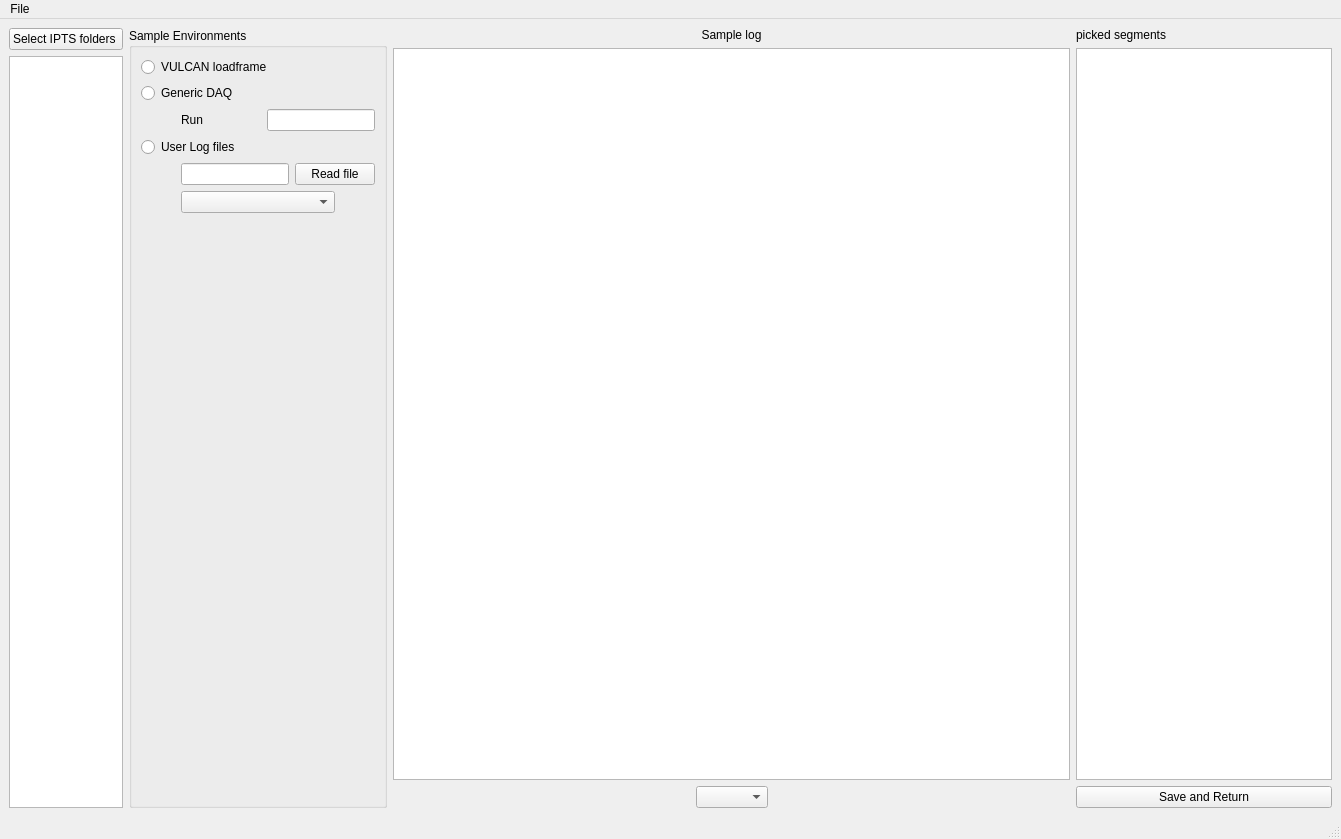
Before: the Qt Designer form src/ui/VdriveLogPicker.ui in neutrons/PyVDrive, drawn with Qt 5.
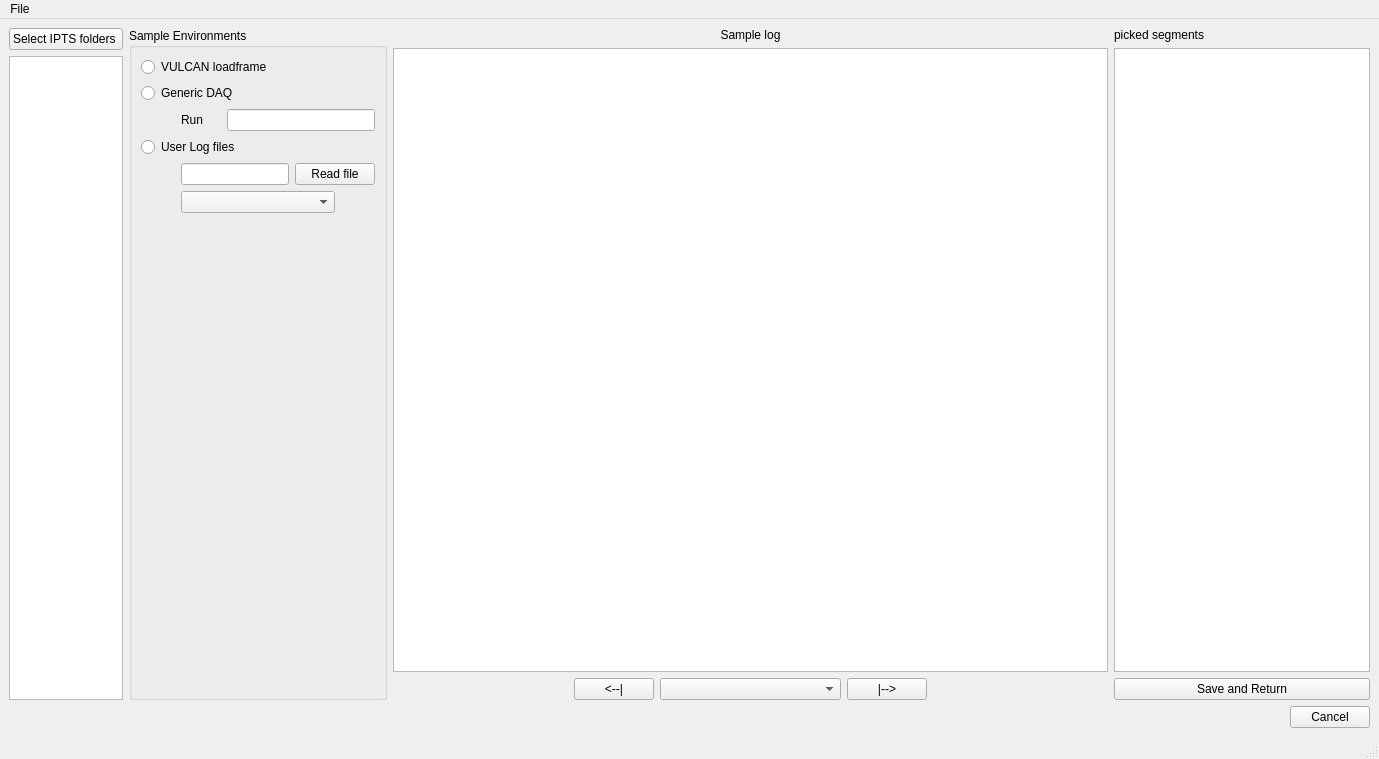
After: the same form once the commit is applied. Custom widgets are drawn as their Qt base class.

```diff
--- a/src/ui/VdriveLogPicker.ui
+++ b/src/ui/VdriveLogPicker.ui
@@ -6,8 +6,8 @@
    <rect>
     <x>0</x>
     <y>0</y>
-    <width>1341</width>
-    <height>839</height>
+    <width>1379</width>
+    <height>759</height>
    </rect>
   </property>
   <property name="windowTitle">
@@ -80,7 +80,7 @@
                 <enum>Qt::Horizontal</enum>
                </property>
                <property name="sizeType">
-                <enum>QSizePolicy::Minimum</enum>
+                <enum>QSizePolicy::Fixed</enum>
                </property>
                <property name="sizeHint" stdset="0">
                 <size>
@@ -92,6 +92,24 @@
              </item>
              <item>
               <widget class="QLabel" name="label">
+               <property name="sizePolicy">
+                <sizepolicy hsizetype="Fixed" vsizetype="Preferred">
+                 <horstretch>0</horstretch>
+                 <verstretch>0</verstretch>
+                </sizepolicy>
+               </property>
+               <property name="minimumSize">
+                <size>
+                 <width>40</width>
+                 <height>0</height>
+                </size>
+               </property>
+               <property name="maximumSize">
+                <size>
+                 <width>40</width>
+                 <height>16777215</height>
+                </size>
+               </property>
                <property name="text">
                 <string>Run</string>
                </property>
@@ -100,7 +118,7 @@
              <item>
               <widget class="QLineEdit" name="lineEdit">
                <property name="sizePolicy">
-                <sizepolicy hsizetype="Fixed" vsizetype="Fixed">
+                <sizepolicy hsizetype="Preferred" vsizetype="Fixed">
                  <horstretch>0</horstretch>
                  <verstretch>0</verstretch>
                 </sizepolicy>
@@ -223,7 +241,7 @@
          </widget>
         </item>
         <item>
-         <widget class="QGraphicsView" name="graphicsView"/>
+         <widget class="MplGraphicsView" name="graphicsView_main"/>
         </item>
         <item>
          <layout class="QHBoxLayout" name="horizontalLayout_5">
@@ -241,7 +259,28 @@
            </spacer>
           </item>
           <item>
-           <widget class="QComboBox" name="comboBox_2"/>
+           <widget class="QPushButton" name="pushButton_prevLog">
+            <property name="text">
+             <string>&lt;--|</string>
+            </property>
+           </widget>
+          </item>
+          <item>
+           <widget class="QComboBox" name="comboBox_logNames">
+            <property name="sizePolicy">
+             <sizepolicy hsizetype="Expanding" vsizetype="Fixed">
+              <horstretch>0</horstretch>
+              <verstretch>0</verstretch>
+             </sizepolicy>
+            </property>
+           </widget>
+          </item>
+          <item>
+           <widget class="QPushButton" name="pushButton_nextLog">
+            <property name="text">
+             <string>|--&gt;</string>
+            </property>
+           </widget>
           </item>
           <item>
            <spacer name="horizontalSpacer_4">
@@ -294,6 +333,30 @@
       </item>
      </layout>
     </item>
+    <item row="1" column="0">
+     <layout class="QHBoxLayout" name="horizontalLayout_7">
+      <item>
+       <spacer name="horizontalSpacer_7">
+        <property name="orientation">
+         <enum>Qt::Horizontal</enum>
+        </property>
+        <property name="sizeHint" stdset="0">
+         <size>
+          <width>40</width>
+          <height>20</height>
+         </size>
+        </property>
+       </spacer>
+      </item>
+      <item>
+       <widget class="QPushButton" name="pushButton_3">
+        <property name="text">
+         <string>Cancel</string>
+        </property>
+       </widget>
+      </item>
+     </layout>
+    </item>
    </layout>
   </widget>
   <widget class="QMenuBar" name="menubar">
@@ -301,7 +364,7 @@
     <rect>
      <x>0</x>
      <y>0</y>
-     <width>1341</width>
+     <width>1379</width>
      <height>25</height>
     </rect>
    </property>
@@ -323,6 +386,13 @@
    </property>
   </action>
  </widget>
+ <customwidgets>
+  <customwidget>
+   <class>MplGraphicsView</class>
+   <extends>QGraphicsView</extends>
+   <header>mplgraphicsview.h</header>
+  </customwidget>
+ </customwidgets>
  <resources/>
  <connections/>
 </ui>
```
Left out of the diff: 2 changed lines with no effect on the pictures.
